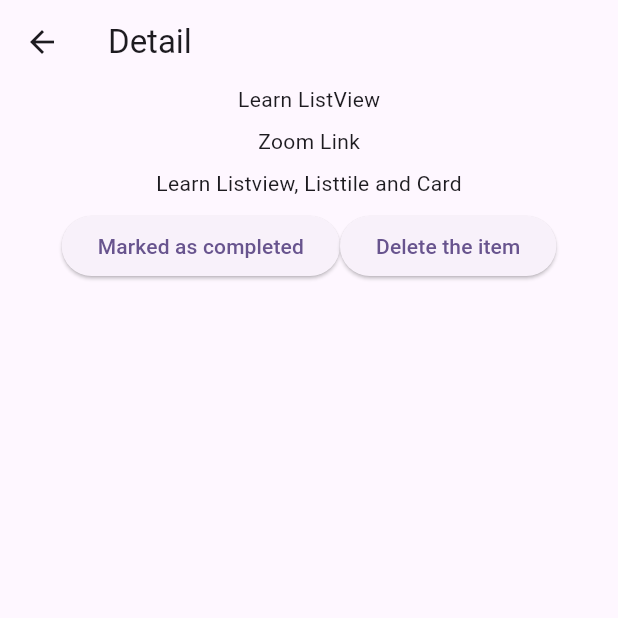
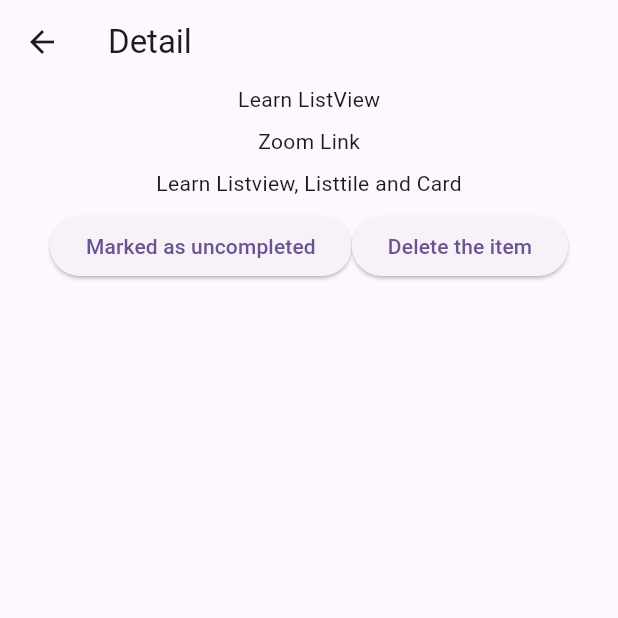
Before and after one commit to SukaHati/todo, a Flutter app: the screen it shows after launch, after a tap on "Learn ListView", on a phone screen of 412 x 824 dp, the top half of it. Run offline on Flutter 3.47's test engine with Material 2 defaults, Android fonts, the phone set to English and light mode, and no system bars.

Commit message:
Now can uncompleted

```diff
--- /dev/null
+++ b/lib/widgets/detail2.dart
@@ -0,0 +1,50 @@
+import 'package:flutter/material.dart';
+
+class AltDetailPage extends StatelessWidget {
+  //1. Variable to store the item
+  Map<String, dynamic> todoItem ;
+  int index;
+  //2. Constructor of the page ({required this.})
+  AltDetailPage({required this.todoItem, required this.index});
+  //3. Di penghantar. Hantar dari Constructor(Home.dart)
+
+  @override
+  Widget build(BuildContext context) {
+    return Scaffold(
+      appBar: AppBar(
+        title: Text("Detail"),
+      ),
+      body: Center(
+        child: Column(
+          children: [
+            Text(todoItem["name"]!),
+            SizedBox(height: 8,),
+            Text(todoItem["place"]!),
+            SizedBox(height: 8,),
+            Text(todoItem["desc"]!),
+            SizedBox(height: 8,),
+            Row(
+              mainAxisAlignment: MainAxisAlignment.center,
+              children: [
+              ElevatedButton(onPressed: (){
+                var item = {
+                  "index": index,
+                  "action": "unmarked"
+                };
+                Navigator.pop(context, item);
+              }, child: Text("Marked as uncompleted")),
+              ElevatedButton(onPressed: (){
+                print("delete for $index");
+                var item = {
+                  "index": index,
+                  "action": "delete"
+                };
+                Navigator.pop(context, item);
+              }, child: Text("Delete the item"))
+            ],)
+          ],
+        ),
+      ),
+    );
+  }
+}
--- a/lib/widgets/home.dart
+++ b/lib/widgets/home.dart
@@ -1,5 +1,6 @@
 import 'package:flutter/material.dart';
 import 'package:todo/widgets/detail.dart';
+import 'package:todo/widgets/detail2.dart';
 import 'add.dart';
 
 class HomePage extends StatefulWidget {
@@ -80,10 +81,22 @@ class _HomePageState extends State<HomePage> {
                 trailing: Icon(Icons.chevron_right),
                 onTap: () async {
                   //Pass forward data
-                  var action = await Navigator.push(context, MaterialPageRoute(builder: (context) => DetailPage(todoItem: _todoItems[index], index: index)));
+                  var action;
+                  if(_todoItems[index]["completed"] == false) {
+                    action = await Navigator.push(context, MaterialPageRoute(builder: (context) => DetailPage(todoItem: _todoItems[index], index: index)));
+                  }
+                  else {
+                    action = await Navigator.push(context, MaterialPageRoute(builder: (context) => AltDetailPage(todoItem: _todoItems[index], index: index)));
+                  }
                   if(action != null) {
                     if(action["action"] == "delete") {
                       _todoItems.removeAt(action["index"]);
+                      setState(() {
+                        _todoItems;
+                      });
+                    }
+                    else if(action["action"] == "unmarked") {
+                      _todoItems[index]["completed"] = false;
                       setState(() {
                         _todoItems;
                       });
```
